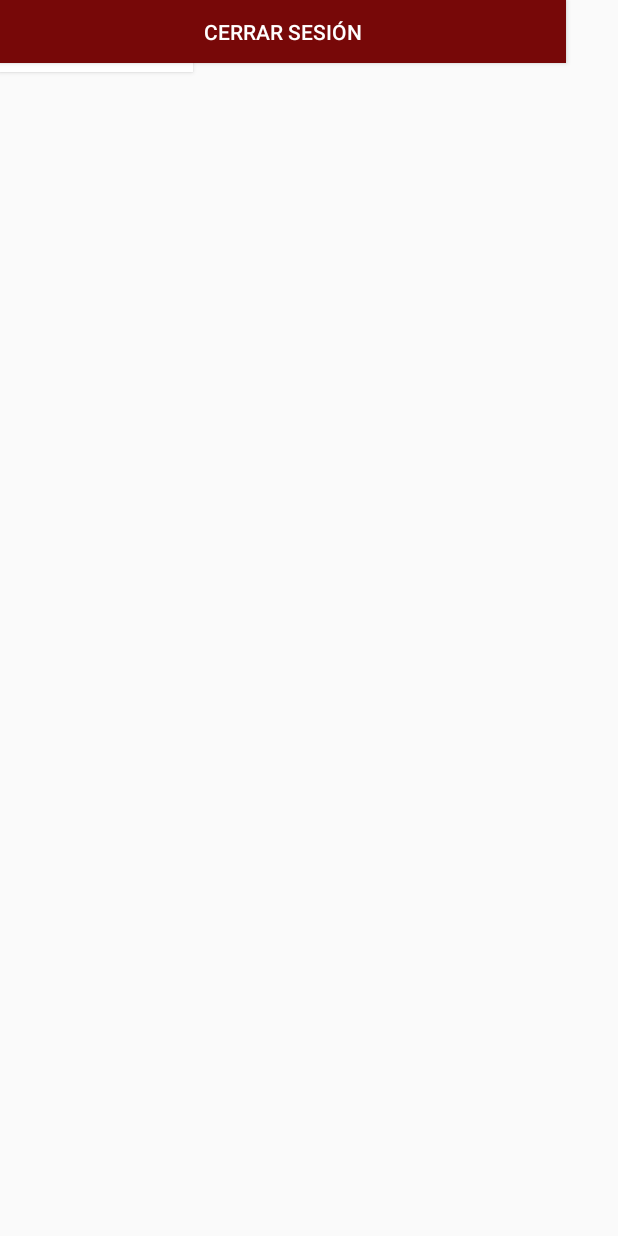
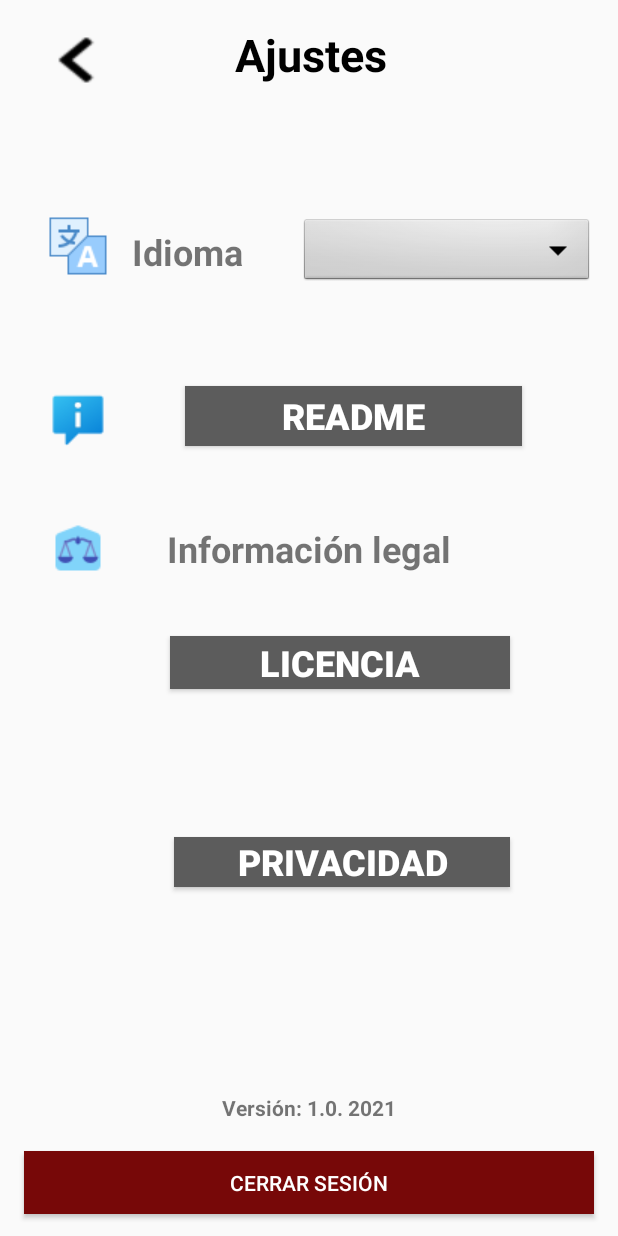
Before and after one commit to raulcalleti96/RefereePreMatch, an Android app: the layout ajustes.xml on its own in the app's theme, with its tools: preview values and no code run, on a phone screen of 412 x 824 dp. Run offline under Robolectric (Android 15) with nearby library versions, the light colour scheme and no system bars.

Commit message:
Create legalLayouts and redesign settins

```diff
--- a/app/src/main/java/com/rsp/refereeprematch/Login.java
+++ b/app/src/main/java/com/rsp/refereeprematch/Login.java
@@ -12,11 +12,15 @@ public class Login extends AppCompatActivity
 {
 
     private Button buttonLogin;
+
+
     protected void onCreate(Bundle savedInstanceState) {
         super.onCreate(savedInstanceState);
         setContentView(R.layout.loginscreen);
 
         buttonLogin = (Button) findViewById(R.id.buttonLogin);
+
+
 
 
         buttonLogin.setOnClickListener(new View.OnClickListener() {
--- a/app/src/main/res/layout/ajustes.xml
+++ b/app/src/main/res/layout/ajustes.xml
@@ -5,117 +5,150 @@
     android:layout_width="match_parent"
     android:layout_height="match_parent">
 
-    <androidx.constraintlayout.widget.ConstraintLayout
-        android:id="@+id/constraintLayout"
-        android:layout_width="match_parent"
-        android:layout_height="match_parent"
-        app:layout_constraintBottom_toTopOf="@+id/imageView9"
-        app:layout_constraintTop_toTopOf="@+id/imageView9"
-        tools:layout_editor_absoluteX="-32dp">
-
     <Button
-            android:id="@+id/button13"
+        android:id="@+id/buttonpriva"
         android:layout_width="224dp"
         android:layout_height="33dp"
+        android:layout_marginTop="130dp"
+        android:layout_marginEnd="72dp"
+        android:layout_marginRight="72dp"
+        android:layout_marginBottom="130dp"
         android:background="#5C5C5C"
         android:text="@string/privacidad"
         android:textColor="#FFFFFF"
         android:textSize="24sp"
         android:textStyle="bold"
-            tools:layout_editor_absoluteX="118dp"
-            tools:layout_editor_absoluteY="562dp" />
+        app:layout_constraintBottom_toTopOf="@+id/botonsesion"
+        app:layout_constraintEnd_toEndOf="parent"
+        app:layout_constraintTop_toBottomOf="@+id/textView14" />
 
     <Button
-            android:id="@+id/button11"
-            android:layout_width="224dp"
-            android:layout_height="33dp"
+        android:id="@+id/buttonlicence"
+        android:layout_width="0dp"
+        android:layout_height="35dp"
+        android:layout_marginStart="2dp"
+        android:layout_marginLeft="2dp"
+        android:layout_marginTop="42dp"
         android:background="#5C5C5C"
         android:text="@string/licencia"
         android:textColor="#FFFFFF"
         android:textSize="24sp"
         android:textStyle="bold"
-            tools:layout_editor_absoluteX="118dp"
-            tools:layout_editor_absoluteY="491dp" />
+        app:layout_constraintEnd_toEndOf="@+id/buttonpriva"
+        app:layout_constraintStart_toStartOf="@+id/textView14"
+        app:layout_constraintTop_toBottomOf="@+id/textView14" />
 
     <TextView
         android:id="@+id/textView14"
         android:layout_width="wrap_content"
         android:layout_height="wrap_content"
+        android:layout_marginTop="4dp"
         android:text="@string/infolegal"
         android:textSize="24sp"
         android:textStyle="bold"
-            tools:layout_editor_absoluteX="97dp"
-            tools:layout_editor_absoluteY="375dp" />
-
-        <Button
-            android:id="@+id/button10"
-            android:layout_width="wrap_content"
-            android:layout_height="wrap_content"
-            android:background="#FFFFFF"
-            android:text="@string/sobrenosotros"
-            android:textColor="#737373"
-            android:textSize="24sp"
-            android:textStyle="bold"
-            tools:layout_editor_absoluteX="98dp"
-            tools:layout_editor_absoluteY="276dp" />
+        app:layout_constraintEnd_toEndOf="parent"
+        app:layout_constraintStart_toStartOf="parent"
+        app:layout_constraintTop_toTopOf="@+id/imageView9" />
 
     <ImageView
         android:id="@+id/imageView9"
         android:layout_width="wrap_content"
         android:layout_height="wrap_content"
-            app:srcCompat="@drawable/legal"
-            tools:layout_editor_absoluteX="33dp"
-            tools:layout_editor_absoluteY="367dp" />
-
-        <TextView
-            android:id="@+id/textView12"
-            android:layout_width="wrap_content"
-            android:layout_height="wrap_content"
-            android:text="@string/notificaciones"
-            android:textSize="24sp"
-            android:textStyle="bold"
-            tools:layout_editor_absoluteX="98dp"
-            tools:layout_editor_absoluteY="187dp" />
-
-        <Switch
-            android:id="@+id/switch1"
-            android:layout_width="0dp"
-            android:layout_height="26dp"
-            tools:layout_editor_absoluteX="257dp"
-            tools:layout_editor_absoluteY="192dp" />
-
-        <ImageView
-            android:id="@+id/imageView7"
-            android:layout_width="wrap_content"
-            android:layout_height="wrap_content"
-            app:srcCompat="@drawable/notificaciones"
-            tools:layout_editor_absoluteX="33dp"
-            tools:layout_editor_absoluteY="179dp" />
+        android:layout_marginStart="32dp"
+        android:layout_marginLeft="32dp"
+        android:layout_marginTop="48dp"
+        app:layout_constraintStart_toStartOf="parent"
+        app:layout_constraintTop_toBottomOf="@+id/imageView8"
+        app:srcCompat="@drawable/legal" />
 
     <ImageView
         android:id="@+id/imageView8"
         android:layout_width="wrap_content"
         android:layout_height="wrap_content"
-            app:srcCompat="@drawable/acercade"
-            tools:layout_editor_absoluteX="33dp"
-            tools:layout_editor_absoluteY="282dp" />
+        android:layout_marginStart="32dp"
+        android:layout_marginLeft="32dp"
+        android:layout_marginTop="73dp"
+        android:layout_marginEnd="51dp"
+        android:layout_marginRight="51dp"
+        app:layout_constraintEnd_toStartOf="@+id/buttonreadme"
+        app:layout_constraintStart_toStartOf="parent"
+        app:layout_constraintTop_toBottomOf="@+id/imageView7"
+        app:srcCompat="@drawable/acercade" />
 
     <Button
-            android:id="@+id/button9"
-            android:layout_width="224dp"
-            android:layout_height="33dp"
+        android:id="@+id/buttonreadme"
+        android:layout_width="0dp"
+        android:layout_height="0dp"
+        android:layout_marginEnd="64dp"
+        android:layout_marginRight="64dp"
         android:background="#5C5C5C"
         android:text="@string/readme"
         android:textColor="#FFFFFF"
         android:textSize="24sp"
         android:textStyle="bold"
-            tools:layout_editor_absoluteX="118dp"
-            tools:layout_editor_absoluteY="424dp" />
+        app:layout_constraintBottom_toBottomOf="@+id/imageView8"
+        app:layout_constraintEnd_toEndOf="parent"
+        app:layout_constraintStart_toEndOf="@+id/imageView8"
+        app:layout_constraintTop_toTopOf="@+id/imageView8" />
+
+    <TextView
+        android:id="@+id/textView8"
+        android:layout_width="wrap_content"
+        android:layout_height="wrap_content"
+        android:layout_marginEnd="38dp"
+        android:layout_marginRight="38dp"
+        android:text="@string/idioma"
+        android:textSize="24sp"
+        android:textStyle="bold"
+        app:layout_constraintBottom_toBottomOf="@+id/imageView7"
+        app:layout_constraintEnd_toStartOf="@+id/spinner1"
+        app:layout_constraintStart_toEndOf="@+id/imageView7" />
+
+
+    <TextView
+        android:id="@+id/textView13"
+        android:layout_width="wrap_content"
+        android:layout_height="wrap_content"
+        android:layout_marginBottom="76dp"
+        android:text="@string/Version"
+        android:textSize="14sp"
+        android:textStyle="bold"
+        app:layout_constraintBottom_toBottomOf="parent"
+        app:layout_constraintEnd_toEndOf="parent"
+        app:layout_constraintStart_toStartOf="parent" />
+
+    <Spinner
+        android:id="@+id/spinner1"
+        android:layout_width="0dp"
+        android:layout_height="48dp"
+        android:layout_marginTop="144dp"
+        android:layout_marginEnd="16dp"
+        android:layout_marginRight="16dp"
+        android:background="@android:drawable/btn_dropdown"
+        android:spinnerMode="dropdown"
+        app:layout_constraintEnd_toEndOf="parent"
+        app:layout_constraintStart_toEndOf="@+id/textView8"
+        app:layout_constraintTop_toTopOf="parent" />
+
+    <Button
+        android:id="@+id/botonvolver"
+        android:layout_width="0dp"
+        android:layout_height="32dp"
+        android:layout_marginStart="32dp"
+        android:layout_marginLeft="32dp"
+        android:layout_marginTop="24dp"
+        android:layout_marginEnd="85dp"
+        android:layout_marginRight="85dp"
+        android:background="@drawable/volver"
+        app:layout_constraintEnd_toStartOf="@+id/textView7"
+        app:layout_constraintStart_toStartOf="parent"
+        app:layout_constraintTop_toTopOf="parent" />
 
     <TextView
         android:id="@+id/textView7"
         android:layout_width="wrap_content"
         android:layout_height="wrap_content"
+        android:layout_marginTop="16dp"
         android:layout_marginEnd="154dp"
         android:layout_marginRight="154dp"
         android:text="@string/ajustes"
@@ -123,92 +156,38 @@
         android:textSize="30sp"
         android:textStyle="bold"
         app:layout_constraintEnd_toEndOf="parent"
-            tools:layout_editor_absoluteY="10dp" />
-
-        <TextView
-            android:id="@+id/textView8"
-            android:layout_width="wrap_content"
-            android:layout_height="wrap_content"
-            android:text="@string/idioma"
-            android:textSize="24sp"
-            android:textStyle="bold"
-            tools:layout_editor_absoluteX="97dp"
-            tools:layout_editor_absoluteY="99dp" />
-
-        <TextView
-            android:id="@+id/textView13"
-            android:layout_width="wrap_content"
-            android:layout_height="wrap_content"
-            android:text="@string/Version"
-            android:textSize="14sp"
-            android:textStyle="bold"
-            tools:layout_editor_absoluteX="167dp"
-            tools:layout_editor_absoluteY="647dp" />
-
-        <Spinner
-            android:id="@+id/spinner1"
-            android:layout_width="152dp"
-            android:layout_height="33dp"
-            android:background="@android:drawable/btn_dropdown"
-            android:spinnerMode="dropdown"
-            tools:layout_editor_absoluteX="193dp"
-            tools:layout_editor_absoluteY="99dp" />
-
-        <Button
-            android:id="@+id/button8"
-            android:layout_width="0dp"
-            android:layout_height="0dp"
-            android:background="#770808"
-            android:text="@string/cerrarsesion"
-            android:textColor="#FFFFFF"
-            tools:layout_editor_absoluteX="18dp"
-            tools:layout_editor_absoluteY="673dp" />
-
-    </androidx.constraintlayout.widget.ConstraintLayout>
-
-    <Button
-        android:id="@+id/botonvolver"
-        android:layout_width="38dp"
-        android:layout_height="34dp"
-        android:background="@drawable/volver"
-        tools:layout_editor_absoluteX="16dp"
-        tools:layout_editor_absoluteY="16dp" />
-
-    <TextView
-        android:id="@+id/textView7"
-        android:layout_width="wrap_content"
-        android:layout_height="wrap_content"
-        android:text="@string/ajustes"
-        android:textColor="#000000"
-        android:textSize="30sp"
-        android:textStyle="bold"
-        tools:layout_editor_absoluteX="154dp"
-        tools:layout_editor_absoluteY="10dp" />
+        app:layout_constraintStart_toEndOf="@+id/botonvolver"
+        app:layout_constraintTop_toTopOf="parent" />
 
     <ImageView
         android:id="@+id/imageView7"
         android:layout_width="wrap_content"
         android:layout_height="wrap_content"
-        app:srcCompat="@drawable/traductor"
-        tools:layout_editor_absoluteX="33dp"
-        tools:layout_editor_absoluteY="92dp" />
-
-    <Spinner
-        android:id="@+id/spinner1"
-        android:layout_width="152dp"
-        android:layout_height="33dp"
-        android:background="@android:drawable/btn_dropdown"
-        android:spinnerMode="dropdown"
-        tools:layout_editor_absoluteX="193dp"
-        tools:layout_editor_absoluteY="99dp" />
+        android:layout_marginStart="32dp"
+        android:layout_marginLeft="32dp"
+        android:layout_marginTop="144dp"
+        android:layout_marginEnd="16dp"
+        android:layout_marginRight="16dp"
+        app:layout_constraintEnd_toStartOf="@+id/textView8"
+        app:layout_constraintStart_toStartOf="parent"
+        app:layout_constraintTop_toTopOf="parent"
+        app:srcCompat="@drawable/traductor" />
 
     <Button
-        android:id="@+id/button8"
-        android:layout_width="377dp"
+        android:id="@+id/botonsesion"
+        android:layout_width="0dp"
         android:layout_height="42dp"
+        android:layout_marginStart="16dp"
+        android:layout_marginLeft="16dp"
+        android:layout_marginTop="19dp"
+        android:layout_marginEnd="16dp"
+        android:layout_marginRight="16dp"
+        android:layout_marginBottom="15dp"
         android:background="#770808"
         android:text="@string/cerrarsesion"
         android:textColor="#FFFFFF"
-        tools:layout_editor_absoluteX="18dp"
-        tools:layout_editor_absoluteY="673dp" />
+        app:layout_constraintBottom_toBottomOf="parent"
+        app:layout_constraintEnd_toEndOf="parent"
+        app:layout_constraintStart_toStartOf="parent"
+        app:layout_constraintTop_toBottomOf="@+id/textView13" />
 </androidx.constraintlayout.widget.ConstraintLayout>
--- a/app/src/main/res/layout/menuprincipalarbitro.xml
+++ b/app/src/main/res/layout/menuprincipalarbitro.xml
@@ -42,7 +42,7 @@
         app:layout_constraintTop_toBottomOf="@+id/textView2" />
 
     <Button
-        android:id="@+id/button3"
+        android:id="@+id/ajustesbtn"
         android:layout_width="0dp"
         android:layout_height="34dp"
         android:layout_marginStart="16dp"
@@ -138,7 +138,7 @@
         android:textSize="24sp"
         android:textStyle="bold"
         app:layout_constraintEnd_toEndOf="parent"
-        app:layout_constraintStart_toEndOf="@+id/button3"
+        app:layout_constraintStart_toEndOf="@+id/ajustesbtn"
         app:layout_constraintTop_toTopOf="parent" />
 
 </androidx.constraintlayout.widget.ConstraintLayout>
--- a/app/src/main/res/layout/menuprincipaldelegado.xml
+++ b/app/src/main/res/layout/menuprincipaldelegado.xml
@@ -42,7 +42,7 @@
         app:layout_constraintTop_toBottomOf="@+id/textView2" />
 
     <Button
-        android:id="@+id/button3"
+        android:id="@+id/ajustesbtn"
         android:layout_width="0dp"
         android:layout_height="34dp"
         android:layout_marginStart="16dp"
@@ -139,7 +139,7 @@
         android:textSize="24sp"
         android:textStyle="bold"
         app:layout_constraintEnd_toEndOf="parent"
-        app:layout_constraintStart_toEndOf="@+id/button3"
+        app:layout_constraintStart_toEndOf="@+id/ajustesbtn"
         app:layout_constraintTop_toTopOf="parent" />
 
 </androidx.constraintlayout.widget.ConstraintLayout>
```
Also changed, not shown: app/src/main/AndroidManifest.xml (+24 -0 lines), app/src/main/java/com/rsp/refereeprematch/Acercade.java (added, +15 -0 lines), app/src/main/java/com/rsp/refereeprematch/Ajustes.java (+58 -0 lines), app/src/main/java/com/rsp/refereeprematch/Licencia.java (added, +15 -0 lines), app/src/main/java/com/rsp/refereeprematch/MenuPrincipalArbitro.java (+13 -1 lines), app/src/main/java/com/rsp/refereeprematch/Privacidad.java (added, +15 -0 lines), app/src/main/res/layout/acercade.xml (added, +14 -0 lines), app/src/main/res/layout/licencia.xml (added, +14 -0 lines), app/src/main/res/layout/privacidad.xml (added, +14 -0 lines). Lines whose indentation alone changed are shown as unchanged.
